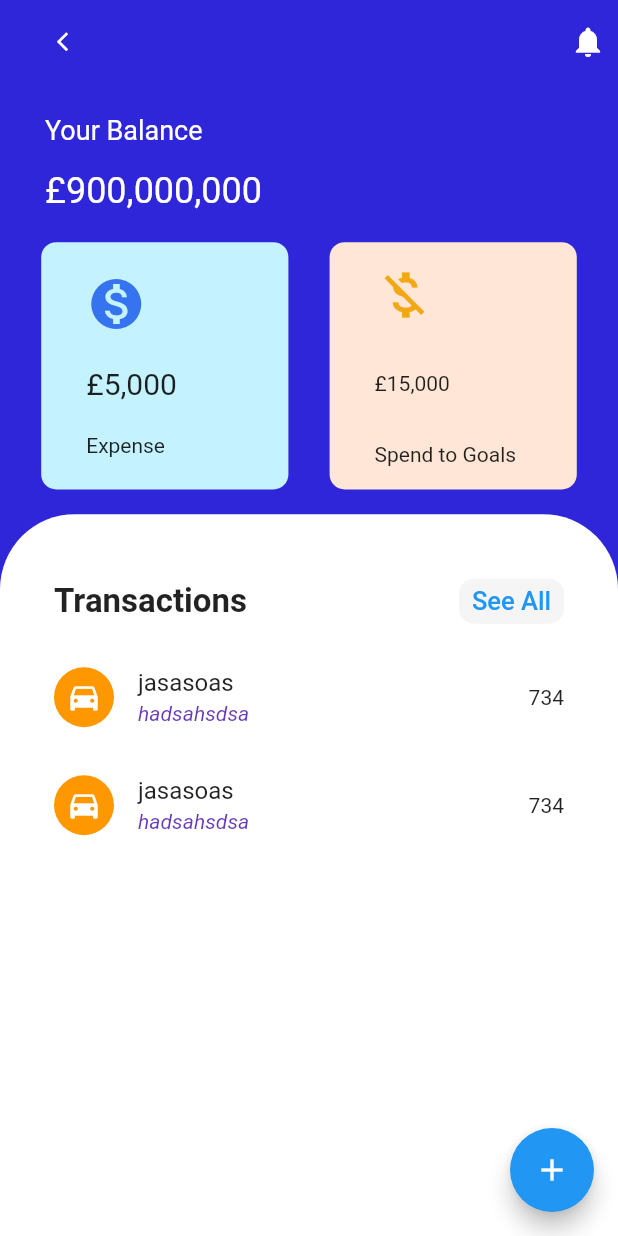
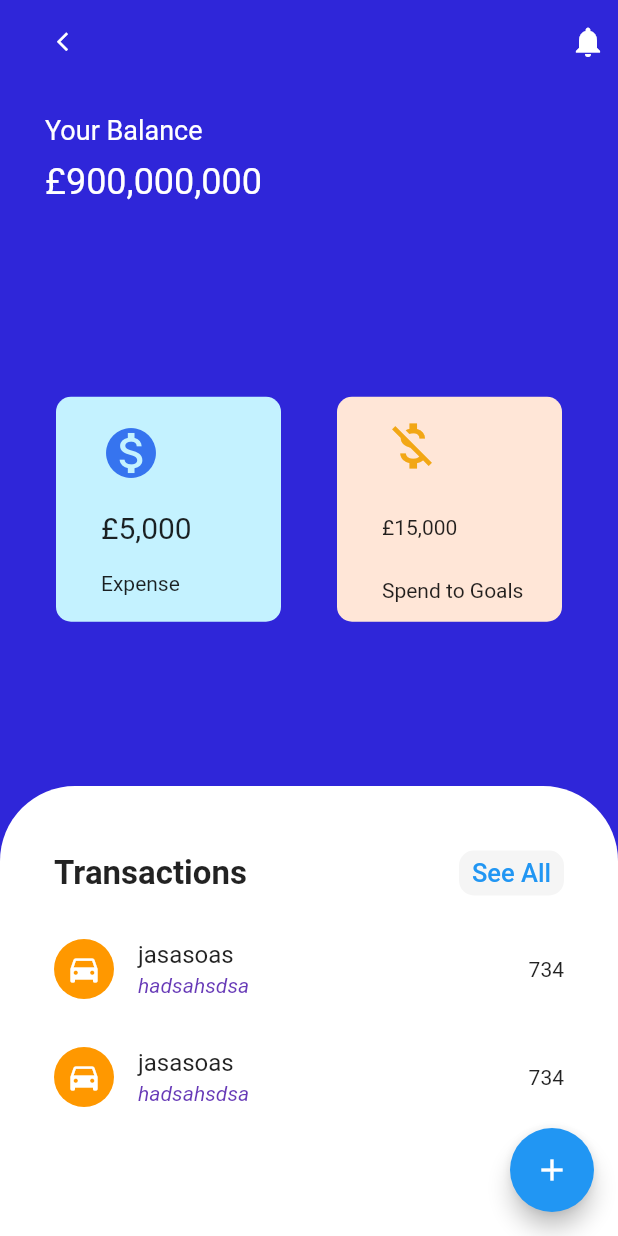
Before and after one commit to StellaMighty/BankApp, a Flutter app: the screen it shows after launch, after a tap on "Transactions", on a phone screen of 412 x 824 dp. Run offline on Flutter 3.47's test engine with Material 2 defaults, Android fonts, the phone set to English and light mode, and no system bars.

Commit message:
updated commits

```diff
--- a/lib/main.dart
+++ b/lib/main.dart
@@ -3,6 +3,7 @@ import 'package:flutter/material.dart';
 import 'package:bankapp/pages/transaction.dart';
 import 'package:bankapp/pages/Budget.dart';
 import 'package:bankapp/pages/Recommendation.dart';
+import 'package:bankapp/data/transaction_data.dart';
 
 void main() {
   runApp(BankApp());
@@ -34,6 +35,16 @@ class _WelcomePageState extends State<WelcomePage> {
 
   void _openNotificationDrawer() {
     _scaffoldKey.currentState.openEndDrawer();
+  }
+
+  TransactionList transactionList = new TransactionList();
+
+  @override
+  void initState() {
+    transactionList.addListener(() {
+      print('notifier');
+    });
+    super.initState();
   }
 
   /// close drawer if open
@@ -267,7 +278,8 @@ class _WelcomePageState extends State<WelcomePage> {
                             width: _width / 0.9,
                             color: Colors.green,
                             title: 'Transactions',
-                            subTitle: '4 times',
+                            subTitle:
+                                '${transactionList.transactionsCount} times',
                             icon: Icon(
                               Icons.monetization_on,
                               color: Colors.white,
--- a/lib/pages/Budget.dart
+++ b/lib/pages/Budget.dart
@@ -1,5 +1,3 @@
-import 'dart:ffi';
-
 import 'package:flutter/material.dart';
 
 class Budget extends StatefulWidget {
--- a/lib/pages/transaction.dart
+++ b/lib/pages/transaction.dart
@@ -27,9 +27,6 @@ class _TransactionState extends State<Transaction> {
 
   @override
   Widget build(BuildContext context) {
-    var mediaQuery = MediaQuery.of(context).size;
-    double _height = mediaQuery.height;
-    double _width = mediaQuery.width;
     return Scaffold(
         backgroundColor: Color(0xff2f26d9),
         appBar: AppBar(
@@ -68,7 +65,7 @@ class _TransactionState extends State<Transaction> {
                       style: TextStyle(color: Colors.white, fontSize: 18),
                     ),
                     SizedBox(
-                      height: _height * 0.02,
+                      height: 10,
                     ),
                     Text("£900,000,000",
                         style: TextStyle(color: Colors.white, fontSize: 24)),
@@ -79,8 +76,8 @@ class _TransactionState extends State<Transaction> {
                 mainAxisAlignment: MainAxisAlignment.spaceEvenly,
                 children: [
                   Container(
-                    height: _height * 0.2,
-                    width: _width * 0.4,
+                    height: 150,
+                    width: 150,
                     padding: EdgeInsets.only(left: 30),
                     decoration: BoxDecoration(
                         color: Color(0xffc4f2ff),
@@ -103,8 +100,8 @@ class _TransactionState extends State<Transaction> {
                     ),
                   ),
                   Container(
-                    height: _height * 0.2,
-                    width: _width * 0.4,
+                    height: 150,
+                    width: 150,
                     padding: EdgeInsets.only(left: 30),
                     decoration: BoxDecoration(
                         color: Color(0xffffe6d7),
@@ -125,19 +122,15 @@ class _TransactionState extends State<Transaction> {
                   )
                 ],
               ),
-              SizedBox(
-                height: _height * 0.02,
-              ),
-              Expanded(
-                flex: 4,
-                child: Container(
+              Container(
                 decoration: BoxDecoration(
                     color: Colors.white,
                     borderRadius: BorderRadius.only(
                         topLeft: Radius.circular(50),
                         topRight: Radius.circular(50))),
-                  height: _height * 0.8,
-                  child: Column(children: [
+                height: 300,
+                child: Column(
+                  children: [
                     Padding(
                       padding: EdgeInsets.only(left: 20, right: 20, top: 30),
                       child: ListTile(
@@ -210,20 +203,18 @@ class _TransactionState extends State<Transaction> {
                                 _transactions[index]['amount'],
                               ),
                             );
-                            }),
+                          },
+                        ),
+                      ),
+                    ),
+                  ],
                 ),
               )
-                  ]),
-                ),
-              ),
             ]),
         floatingActionButton: FloatingActionButton(
             child: Icon(Icons.add),
             onPressed: () {
               showModalBottomSheet(
-                  shape: RoundedRectangleBorder(
-                      borderRadius:
-                          BorderRadius.vertical(top: Radius.circular(50))),
                   context: context,
                   builder: (context) {
                     return Container(
```
Lines whose indentation alone changed are shown as unchanged.
